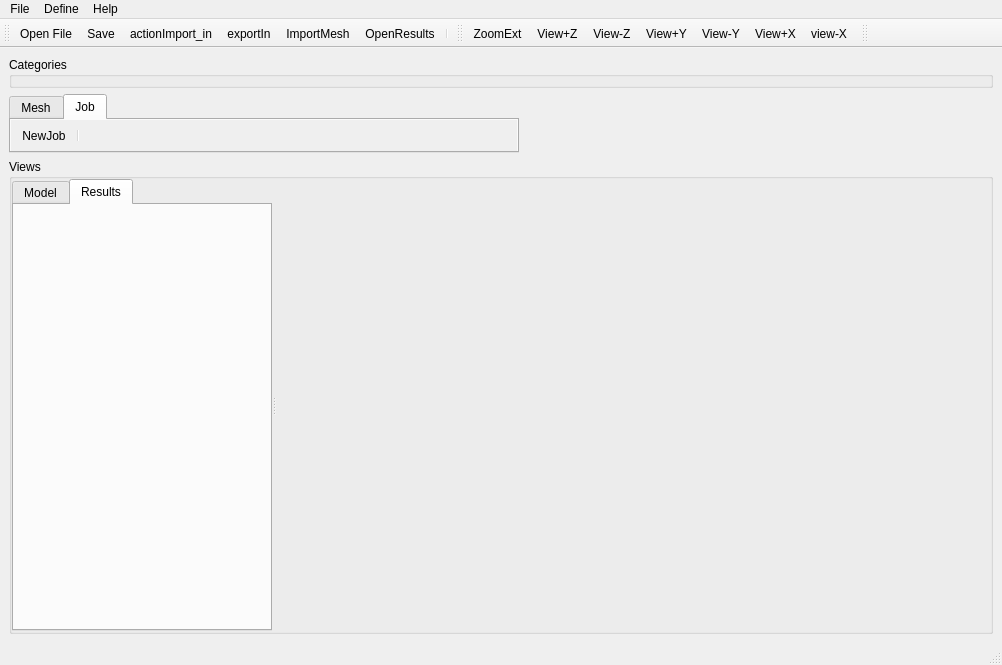
luchete80/fluxsol, file FluxSol-CAE/SimpleView.ui: the form before one commit.
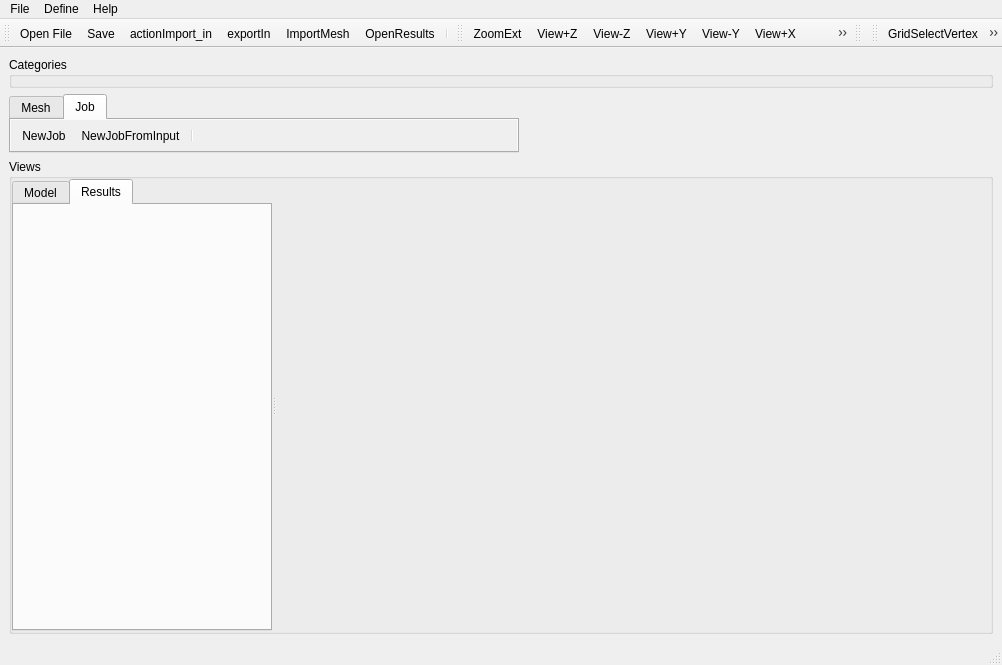
The form after the commit. The open tabs and pages were chosen to show the change. Icons and pictures are not drawn. Custom widgets are drawn as their Qt base class.

Diff of the .ui file:
```diff
--- a/FluxSol-CAE/SimpleView.ui
+++ b/FluxSol-CAE/SimpleView.ui
@@ -650,6 +650,7 @@
         <string>Job</string>
        </attribute>
        <addaction name="actionNewJob"/>
+       <addaction name="actionNewJobFromInput"/>
        <addaction name="separator"/>
       </widget>
      </widget>
@@ -768,6 +769,30 @@
     <bool>false</bool>
    </attribute>
   </widget>
+  <widget class="QToolBar" name="GridSelectToolBar">
+   <property name="autoFillBackground">
+    <bool>false</bool>
+   </property>
+   <property name="orientation">
+    <enum>Qt::Horizontal</enum>
+   </property>
+   <property name="iconSize">
+    <size>
+     <width>22</width>
+     <height>22</height>
+    </size>
+   </property>
+   <attribute name="toolBarArea">
+    <enum>TopToolBarArea</enum>
+   </attribute>
+   <attribute name="toolBarBreak">
+    <bool>false</bool>
+   </attribute>
+   <addaction name="actionGridSelectVertex"/>
+   <addaction name="actionGridSelectFace"/>
+   <addaction name="actionGridSelectCell"/>
+   <addaction name="separator"/>
+  </widget>
   <action name="actionExit">
    <property name="text">
     <string>Exit</string>
@@ -963,6 +988,45 @@
     <string>NewJob</string>
    </property>
   </action>
+  <action name="actionNewJobFromInput">
+   <property name="icon">
+    <iconset resource="Icons/icons.qrc">
+     <normaloff>:/Icons/JobFromInput.png</normaloff>:/Icons/JobFromInput.png</iconset>
+   </property>
+   <property name="text">
+    <string>NewJobFromInput</string>
+   </property>
+   <property name="toolTip">
+    <string>Creates a Job from an Input File</string>
+   </property>
+  </action>
+  <action name="actionGridSelectVertex">
+   <property name="icon">
+    <iconset resource="Icons/icons.qrc">
+     <normaloff>:/Icons/GridSelectVertex.png</normaloff>:/Icons/GridSelectVertex.png</iconset>
+   </property>
+   <property name="text">
+    <string>GridSelectVertex</string>
+   </property>
+  </action>
+  <action name="actionGridSelectFace">
+   <property name="icon">
+    <iconset resource="Icons/icons.qrc">
+     <normaloff>:/Icons/GridSelectFace.png</normaloff>:/Icons/GridSelectFace.png</iconset>
+   </property>
+   <property name="text">
+    <string>GridSelectFace</string>
+   </property>
+  </action>
+  <action name="actionGridSelectCell">
+   <property name="icon">
+    <iconset resource="Icons/icons.qrc">
+     <normaloff>:/Icons/GridSelectCell.png</normaloff>:/Icons/GridSelectCell.png</iconset>
+   </property>
+   <property name="text">
+    <string>GridSelectCell</string>
+   </property>
+  </action>
  </widget>
  <customwidgets>
   <customwidget>
```
Left out of the diff: 4 changed lines with no effect on the pictures.
